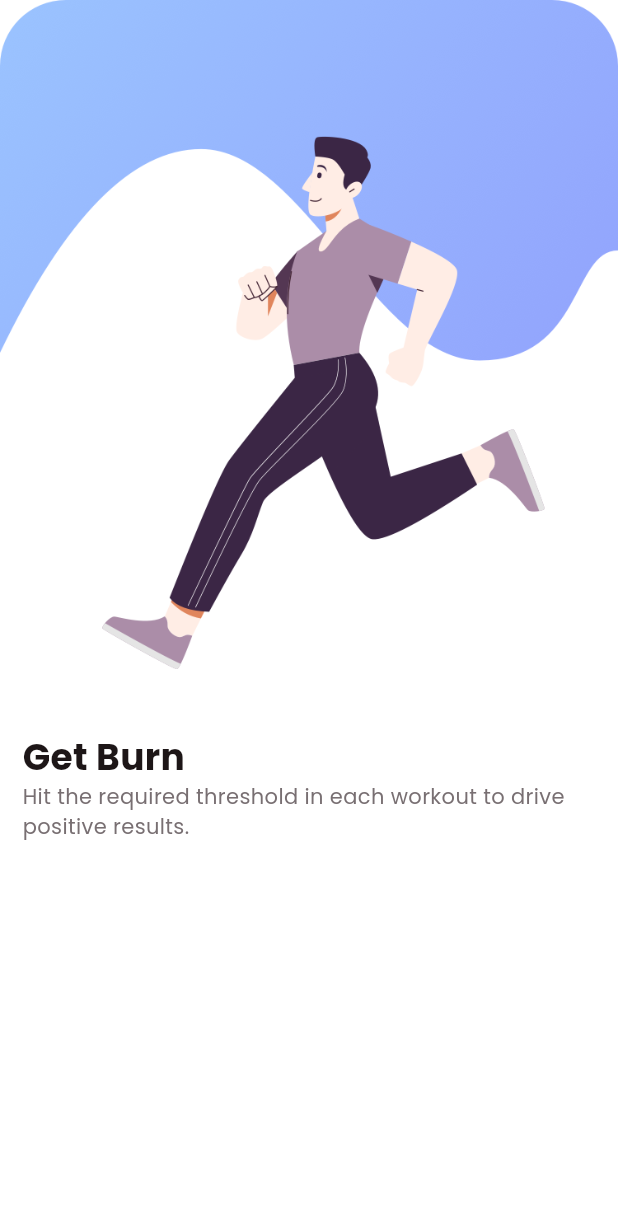
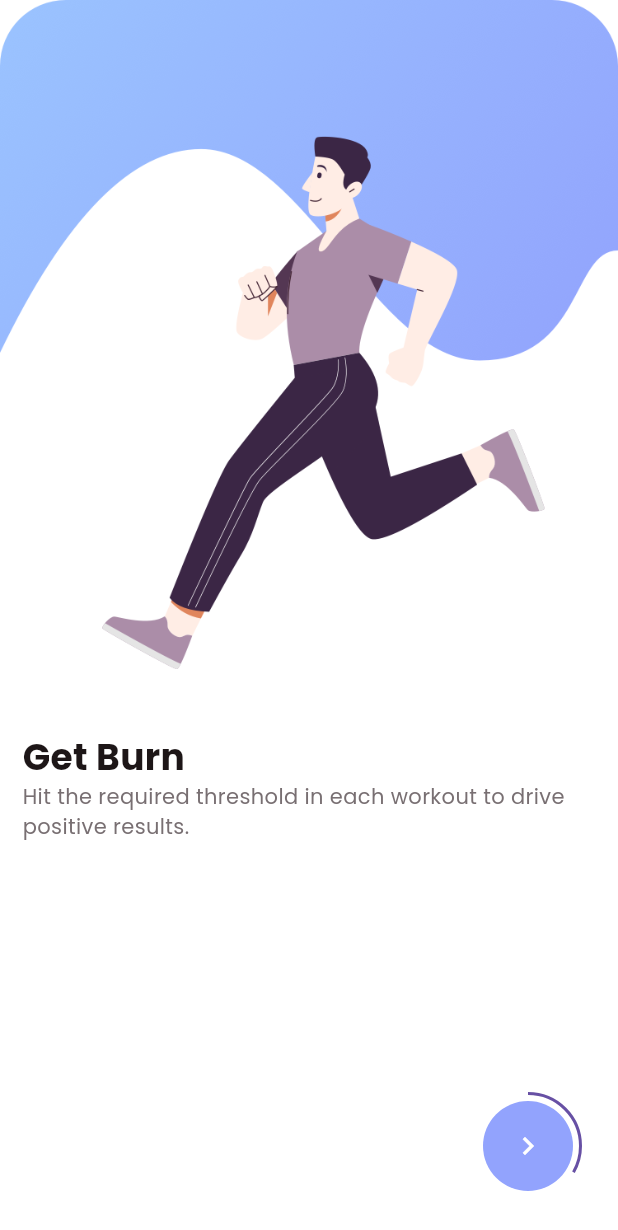
Before and after one commit to Virat992/bitechronicle, a Flutter app: the screen it shows after launch, swiped to page 2, on a phone screen of 412 x 824 dp. Shown: the top 1230 px of the screen. Run offline on Flutter 3.47's test engine with Material 3 defaults, Android fonts, the phone set to English and light mode, and no system bars.

Commit message:
button with onboarding screens

```diff
--- a/lib/view/on_boarding/on_boarding_view.dart
+++ b/lib/view/on_boarding/on_boarding_view.dart
@@ -11,7 +11,18 @@ class OnBoardingView extends StatefulWidget {
 }
 
 class _OnBoardingViewState extends State<OnBoardingView> {
+  int selectPage = 0;
   PageController controller = PageController();
+
+  @override
+  void initState() {
+    super.initState();
+
+    controller.addListener(() {
+      selectPage = controller.page?.round() ?? 0;
+      setState(() {});
+    });
+  }
 
   List pageArr = [
     {
@@ -46,6 +57,7 @@ class _OnBoardingViewState extends State<OnBoardingView> {
     return Scaffold(
       backgroundColor: TColor.white,
       body: Stack(
+        alignment: Alignment.bottomRight,
         children: [
           PageView.builder(
             controller: controller,
@@ -54,7 +66,43 @@ class _OnBoardingViewState extends State<OnBoardingView> {
               var pObj = pageArr[index] as Map? ?? {};
               return OnBoardingPage(pObj: pObj);
             },
-          )
+          ),
+          SizedBox(
+            width: 120,
+            height: 120,
+            child: Stack(
+              alignment: Alignment.center,
+              children: [
+                SizedBox(
+                  width: 70,
+                  height: 70,
+                  child: CircularProgressIndicator(
+                    value: selectPage / 3,
+                    strokeWidth: 2,
+                  ),
+                ),
+                Container(
+                  margin:
+                      const EdgeInsets.symmetric(horizontal: 30, vertical: 30),
+                  width: 60,
+                  height: 60,
+                  decoration: BoxDecoration(
+                    color: TColor.primarycolor1,
+                    borderRadius: BorderRadius.circular(35),
+                  ),
+                  child: IconButton(
+                    icon: Icon(Icons.navigate_next, color: TColor.white),
+                    onPressed: () {
+                      if (selectPage < 3) {
+                        selectPage = selectPage + 1;
+                        controller.jumpToPage(selectPage);
+                      } else {}
+                    },
+                  ),
+                ),
+              ],
+            ),
+          ),
         ],
       ),
     );
```
